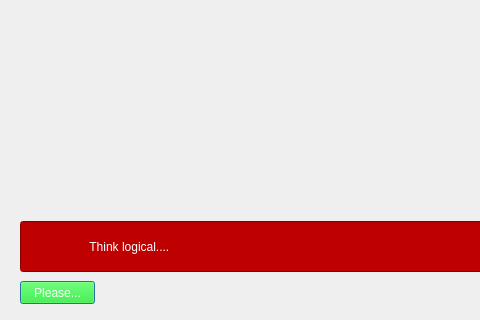
fayezbk/Person, file egg4.ui: the form before one commit; both pictures show x 0 to 480 and y 619 to 939 of the 660 by 939 pixel window.
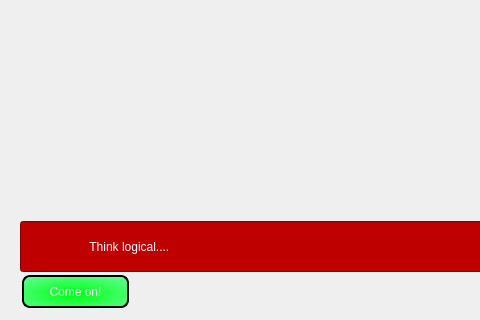
The form after the commit.

The edit to the form file:
```diff
--- a/egg4.ui
+++ b/egg4.ui
@@ -48,18 +48,28 @@
    <property name="geometry">
     <rect>
      <x>20</x>
-     <y>900</y>
-     <width>75</width>
-     <height>23</height>
+     <y>890</y>
+     <width>111</width>
+     <height>41</height>
     </rect>
    </property>
    <property name="styleSheet">
-    <string notr="true">background-color: rgb(0, 255, 0);
-color: rgb(255, 255, 255);
-font: 8pt &quot;Elephant&quot;;</string>
+    <string notr="true">font: 8pt &quot;Elephant&quot;;
+background-color: qradialgradient(spread:reflect, cx:0.477682, cy:0.586, radius:1.325, fx:0.488682, fy:0.58, stop:0.0170455 rgba(0, 255, 21, 255), stop:1 rgba(170, 255, 255, 214));
+color:#ffffff;
+ border: 2px solid #00ff00;
+border-color:#000000;
+ padding: 10px;
+  text-align: center;
+  text-decoration: none;
+  display: inline-block;
+  font-size: 12px;
+  margin: 4px 2px;
+cursor: pointer;
+border-radius: 8px;</string>
    </property>
    <property name="text">
-    <string>Please...</string>
+    <string>Come on!</string>
    </property>
   </widget>
  </widget>
```
